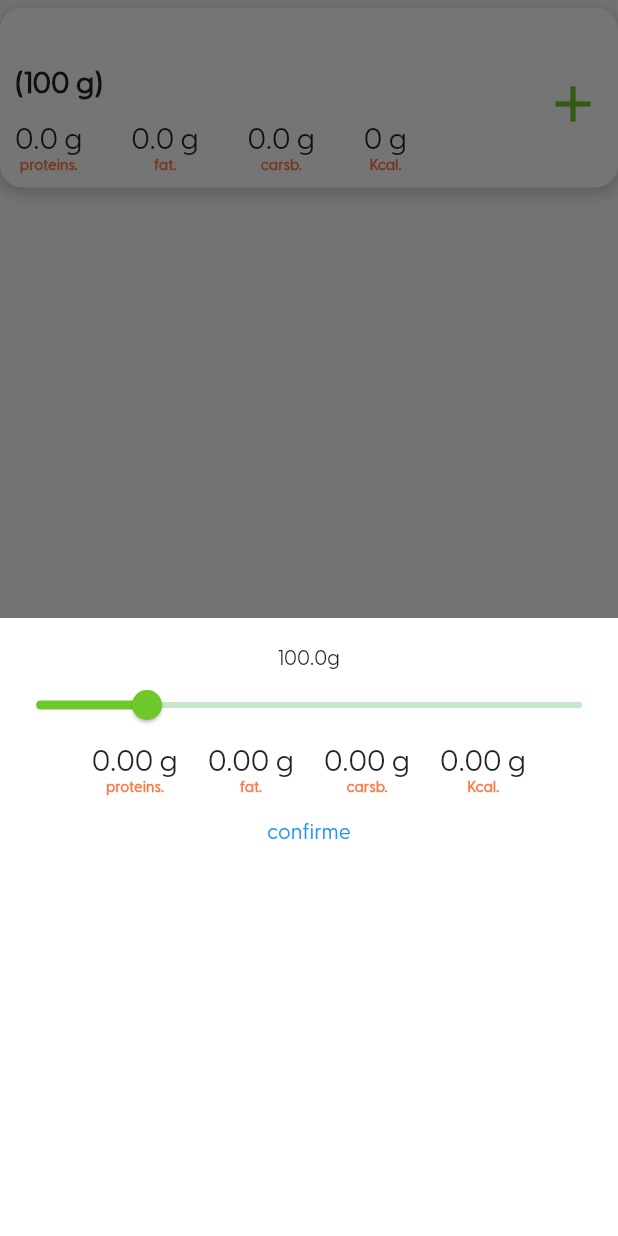
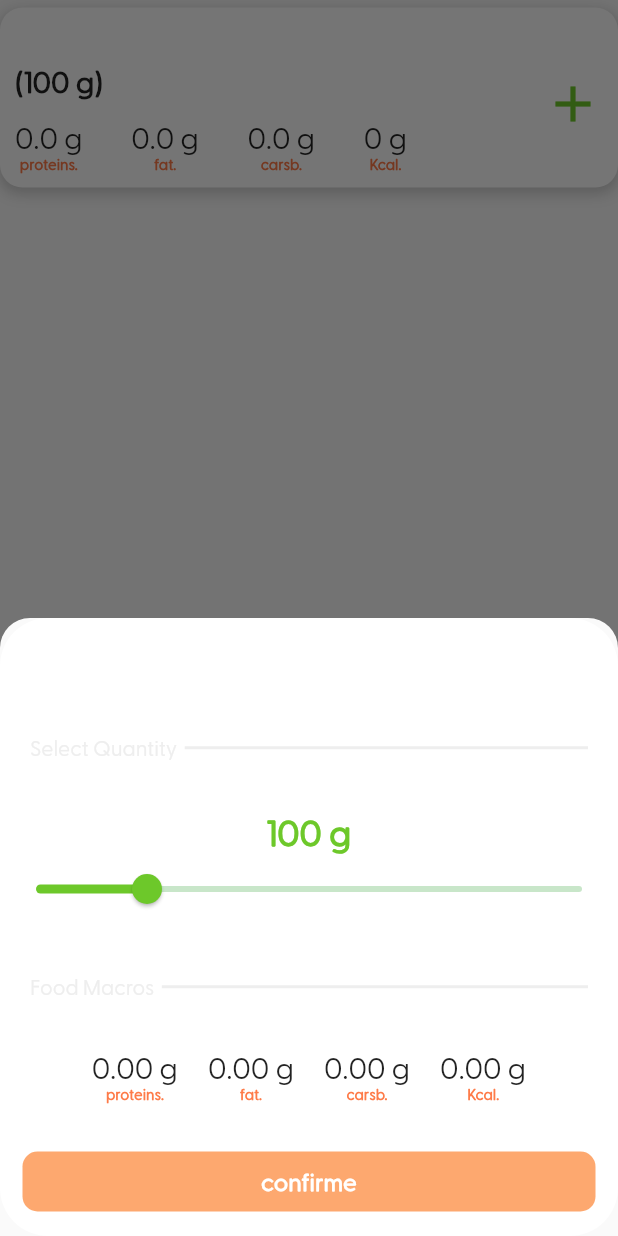
Before and after one commit to ahmed-elmenan/calories_in_food_app, a Flutter app: the Card_details widget shown alone on an empty page, opened directly with empty values, after a tap on the "add" icon, on a phone screen of 412 x 824 dp. Run offline on Flutter 3.47's test engine with Material 2 defaults, Android fonts, the phone set to English and light mode, and no system bars; our stand-ins replace bloc, cloud_firestore, firebase_core, flutter_svg, font_awesome_flutter, freezed_annotation and 3 more; missing offline and left inert: flat_icons_flutter; accounts and stored records are empty; generated files the repository leaves out were written again.

Commit message:
add sort by calories & improve bottomSheetModal design

```diff
--- a/lib/core/styles/GlobalTheme.dart
+++ b/lib/core/styles/GlobalTheme.dart
@@ -5,6 +5,7 @@ class GlobalTheme {
   static Color shadeOrange = Color(0xFFFDA86F);
   static Color lightGreen = Color(0xFF6dc82a);
   static Color customedBlack = Color(0xFF21282e);
+  static Color secondaryGrey = Colors.grey[200];
 
   static Map<int, Color> stepperColors = {
     50: Color.fromRGBO(254, 123, 73, .1),
--- /dev/null
+++ b/lib/core/widgets/bottom_sheet_sub_title.dart
@@ -0,0 +1,32 @@
+import 'package:fapp/core/styles/GlobalTheme.dart';
+import 'package:flutter/material.dart';
+
+class BottomSheetSubTitle extends StatelessWidget {
+  String subTitle;
+
+  BottomSheetSubTitle({this.subTitle});
+
+  @override
+  Widget build(BuildContext context) {
+    return Container(
+      padding: EdgeInsets.symmetric(horizontal: 20),
+      child: Row(
+        children: [
+          Text(
+            this.subTitle,
+            style: TextStyle(color: GlobalTheme.secondaryGrey),
+          ),
+          SizedBox(width: 5),
+          Expanded(
+            child: Container(
+              height: 2,
+              // width: MediaQuery.of(context).size.width - 130,
+              color: GlobalTheme.secondaryGrey,
+              // child: Text("a"),
+            ),
+          )
+        ],
+      ),
+    );
+  }
+}
--- a/lib/features/home/presentation/data/datasources/foodLocalDataSource.dart
+++ b/lib/features/home/presentation/data/datasources/foodLocalDataSource.dart
@@ -5,6 +5,7 @@ abstract class FoodLocalDataSource {
   List<FoodModel> getSortCarb(List<FoodModel> foodList, int _croissance);
   List<FoodModel> getSortFat(List<FoodModel> foodList, int _croissance);
   List<FoodModel> getSortProt(List<FoodModel> foodList, int _croissance);
+  List<FoodModel> getSortCal(List<FoodModel> foodList, int _croissance);
 }
 
 class IFoodLocalDataSource implements FoodLocalDataSource {
@@ -42,6 +43,15 @@ class IFoodLocalDataSource implements FoodLocalDataSource {
   }
 
   @override
+  List<FoodModel> getSortCal(List<FoodModel> foodList, int _croissance) {
+    if (_croissance == 1)
+      foodList.sort((a, b) => a.calories.compareTo(b.calories));
+    else if (_croissance == -1)
+      foodList.sort((a, b) => b.calories.compareTo(a.calories));
+    return foodList;
+  }
+
+  @override
   List<FoodModel> getSort(List<FoodModel> foodList, int _croissance, int prop) {
     if (prop == 1) {
       getSortProt(foodList, _croissance);
@@ -49,6 +59,8 @@ class IFoodLocalDataSource implements FoodLocalDataSource {
       getSortFat(foodList, _croissance);
     } else if (prop == 3) {
       getSortCarb(foodList, _croissance);
+    } else if (prop == 4) {
+      getSortCal(foodList, _croissance);
     }
     return foodList;
   }
--- a/lib/features/home/presentation/pages/page_details.dart
+++ b/lib/features/home/presentation/pages/page_details.dart
@@ -130,8 +130,8 @@ class _page_detailsState extends State<page_details> {
 
   final ButtonStyle flatButtonStyle = TextButton.styleFrom(
     primary: Colors.white,
-    minimumSize: Size(88, 36),
-    padding: EdgeInsets.symmetric(horizontal: 16.0),
+    minimumSize: Size(80, 36),
+    padding: EdgeInsets.symmetric(horizontal: 8.0),
     shape: const RoundedRectangleBorder(
       borderRadius: BorderRadius.all(Radius.circular(2.0)),
     ),
@@ -171,6 +171,7 @@ class _page_detailsState extends State<page_details> {
                       padding: EdgeInsets.symmetric(horizontal: 10),
                       color: GlobalTheme.lightGreen,
                       child: Center(
+                        child: Expanded(
                           child: Row(
                             mainAxisAlignment: MainAxisAlignment.start,
                             crossAxisAlignment: CrossAxisAlignment.center,
@@ -183,18 +184,19 @@ class _page_detailsState extends State<page_details> {
                               Expanded(
                                 child: Container(
                                   child: Row(
-                                  mainAxisAlignment:
-                                      MainAxisAlignment.spaceAround,
                                     children: <Widget>[
                                       appBarSort(
                                           foodLocalDataSource, 1, "Protein"),
                                       appBarSort(foodLocalDataSource, 2, "Fat"),
-                                    appBarSort(foodLocalDataSource, 3, "Carb"),
+                                      appBarSort(
+                                          foodLocalDataSource, 3, "Carb"),
+                                      appBarSort(foodLocalDataSource, 4, "Cal"),
                                     ],
                                   ),
                                 ),
                               ),
                             ],
+                          ),
                         ),
                       ),
                     ),
--- a/lib/features/home/presentation/widgets/card_details.dart
+++ b/lib/features/home/presentation/widgets/card_details.dart
@@ -1,4 +1,5 @@
 import 'package:fapp/core/styles/GlobalTheme.dart';
+import 'package:fapp/core/widgets/bottom_sheet_sub_title.dart';
 import 'package:fapp/features/ads/services/ads_manager.dart';
 import 'package:fapp/features/home/presentation/data/models/boxes.dart';
 import 'package:flutter/material.dart';
@@ -88,6 +89,12 @@ class _Card_detailsState extends State<Card_details> {
     return showModalBottomSheet(
       context: context,
       isScrollControlled: true,
+      shape: RoundedRectangleBorder(
+        borderRadius: BorderRadius.vertical(
+          top: Radius.circular(20),
+        ),
+      ),
+      clipBehavior: Clip.antiAliasWithSaveLayer,
       builder: (context) {
         return StatefulBuilder(
             builder: (BuildContext context, StateSetter setState) {
@@ -95,24 +102,30 @@ class _Card_detailsState extends State<Card_details> {
             expand: false,
             builder: (context, controller) {
               return Container(
+                decoration: BoxDecoration(
                   color: Colors.white,
+                  borderRadius: BorderRadius.circular(32),
+                ),
                 child: Column(
-                  mainAxisAlignment: MainAxisAlignment.start,
+                  mainAxisAlignment: MainAxisAlignment.spaceAround,
                   crossAxisAlignment: CrossAxisAlignment.center,
                   children: [
-                    Text("${foodModel.name}",
+                    Text(foodModel.name,
+                        textAlign: TextAlign.center,
                         style: TextStyle(
-                            color: Colors.black87,
+                            fontSize: 24,
+                            color: GlobalTheme.customedBlack,
+                            fontWeight: FontWeight.bold,
                             fontFamily: "greycliff-cf-regular")),
-                    Row(
-                      mainAxisAlignment: MainAxisAlignment.center,
-                      crossAxisAlignment: CrossAxisAlignment.center,
+                    BottomSheetSubTitle(subTitle: "Select Quantity"),
+                    Column(
                       children: [
-                        Text("$rating\g",
-                            style:
-                                TextStyle(fontFamily: "greycliff-cf-regular")),
-                      ],
-                    ),
+                        Text(rating.toStringAsFixed(0) + " g",
+                            style: TextStyle(
+                                fontSize: 24,
+                                color: GlobalTheme.lightGreen,
+                                fontWeight: FontWeight.bold,
+                                fontFamily: "greycliff-cf-regular")),
                         Slider(
                             activeColor: GlobalTheme.lightGreen,
                             inactiveColor: Colors.green.shade100,
@@ -126,6 +139,9 @@ class _Card_detailsState extends State<Card_details> {
                                 calcul(rating);
                               });
                             }),
+                      ],
+                    ),
+                    BottomSheetSubTitle(subTitle: "Food Macros"),
                     Row(
                       mainAxisAlignment: MainAxisAlignment.center,
                       crossAxisAlignment: CrossAxisAlignment.center,
@@ -151,7 +167,21 @@ class _Card_detailsState extends State<Card_details> {
                             "Kcal."),
                       ],
                     ),
-                    TextButton(
+                    Padding(
+                      padding: const EdgeInsets.symmetric(horizontal: 10),
+                      child: SizedBox(
+                        width: MediaQuery.of(context).size.width - 30,
+                        height: 40,
+                        child: TextButton(
+                            style: TextButton.styleFrom(
+                              primary: Colors.white,
+                              backgroundColor: GlobalTheme.shadeOrange,
+                              shape: RoundedRectangleBorder(
+                                borderRadius: BorderRadius.all(
+                                  Radius.circular(10),
+                                ),
+                              ),
+                            ),
                             onPressed: () {
                               // showInter();
                               AdsManager.interListener();
@@ -179,8 +209,13 @@ class _Card_detailsState extends State<Card_details> {
                             },
                             child: Text(
                               "confirme",
-                          style: TextStyle(fontFamily: "greycliff-cf-regular"),
+                              style: TextStyle(
+                                  fontFamily: "greycliff-cf-regular",
+                                  fontWeight: FontWeight.bold,
+                                  fontSize: 16),
                             )),
+                      ),
+                    ),
                   ],
                 ),
               );
--- a/lib/main.dart
+++ b/lib/main.dart
@@ -33,7 +33,7 @@ void main() async {
   runApp(MaterialApp(
     theme: appTheme,
     debugShowCheckedModeBanner: false,
-    // home: (my_question.isvisible) ? FoodCaloriesApp() : quetionPage(),
-    home: quetionPage(),
+    home: (my_question.isvisible) ? FoodCaloriesApp() : quetionPage(),
+    // home: quetionPage(),
   ));
 }
```
Lines whose indentation alone changed are shown as unchanged.
